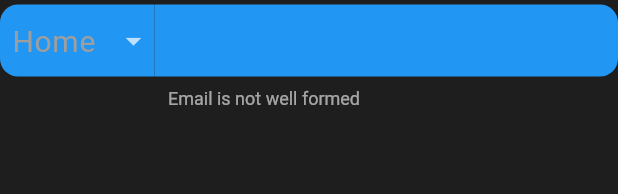
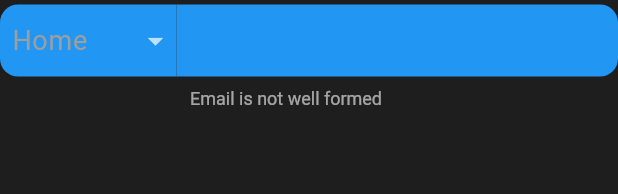
Before and after one commit to Cavitedev/score_contacts, a Flutter app: the TextFieldWithDropdown widget shown alone on an empty page, opened directly with empty values, on a phone screen of 412 x 824 dp. Shown: the top 194 px of the screen. Run offline on Flutter 3.47's test engine with Material 2 defaults, Android fonts, the phone set to English and light mode, and no system bars; our stand-ins replace auto_route, bloc, cloud_firestore, dartz, firebase_auth, firebase_core and 7 more; accounts and stored records are empty; generated files the repository leaves out were written again; statements that could not run were skipped.

Commit message:
Minor Ui fixes

```diff
--- a/lib/main.dart
+++ b/lib/main.dart
@@ -59,7 +59,7 @@ class MyApp extends StatelessWidget {
                   fontSize: 24,
                 ),
                 headline6: const TextStyle(fontSize: 20, letterSpacing: .5),
-                subtitle1: const TextStyle(fontSize: 20, letterSpacing: .5),
+                subtitle1: const TextStyle(fontSize: 18, letterSpacing: .5),
                 subtitle2: const TextStyle(
                   fontSize: 18,
                   letterSpacing: .5,
--- a/lib/presentation/contacts/add_contacts/add_contact_form.dart
+++ b/lib/presentation/contacts/add_contacts/add_contact_form.dart
@@ -115,6 +115,7 @@ class BuildCompaniesFields extends StatelessWidget {
           hintText: "Company",
           prefixIcon: Icon(Icons.business),
           textCapitalization: TextCapitalization.words,
+          topPadding: 3,
         ),
         OutlinedInputField(
           hintText: "Title",
--- a/lib/presentation/core/widgets/text_field_with_dropdown.dart
+++ b/lib/presentation/core/widgets/text_field_with_dropdown.dart
@@ -82,6 +82,7 @@ class _TextFieldWithDropdownState extends State<TextFieldWithDropdown> {
     return Row(
       children: <Widget>[
         Expanded(
+          flex: 2,
           child: OutlinedDropdownButton(
             items: widget.labelObject.otherLabels,
             focusNode: focusNode,
@@ -95,7 +96,7 @@ class _TextFieldWithDropdownState extends State<TextFieldWithDropdown> {
           ),
         ),
         Expanded(
-          flex: 3,
+          flex: 5,
           child: OutlinedInputField(
             topPadding: TextFieldWithDropdown.topMargin,
             writtenText: widget.labelObject.value ?? "",
```
